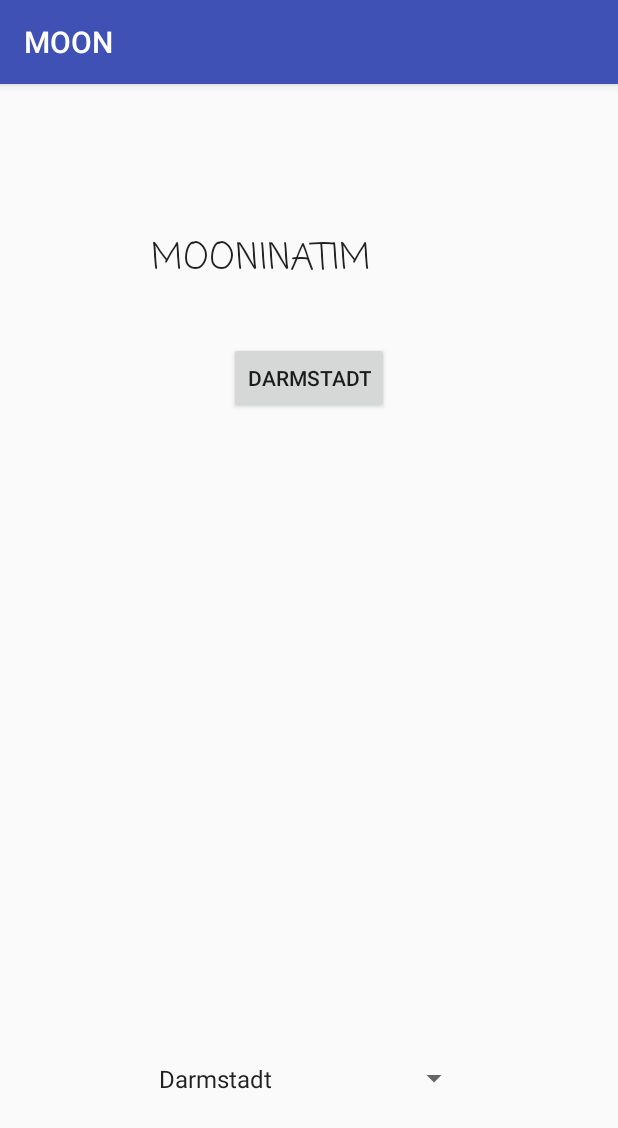
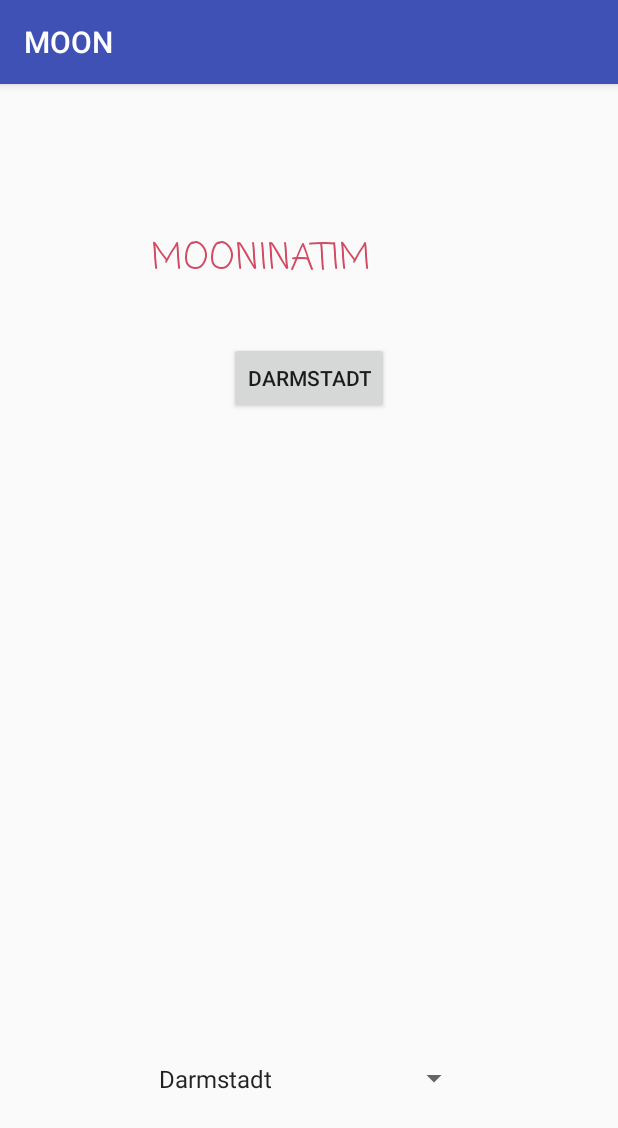
Before and after one commit to happyvany/MOON, an Android app: the screen it shows after launch (MainActivity), on a phone screen of 412 x 824 dp. Shown: the top 1128 px of the screen. Run offline under Robolectric (Android 15) with nearby library versions, the phone set to English and light mode, and no system bars.

```diff
--- a/app/src/main/res/layout/activity_main.xml
+++ b/app/src/main/res/layout/activity_main.xml
@@ -15,6 +15,7 @@
         android:layout_marginTop="98dp"
         android:text="MOONINATIM"
         android:textAppearance="@style/TextAppearance.AppCompat.Body2"
+        android:textColor="@color/MOONINATIMPINK"
         android:textSize="24sp"
         app:fontFamily="casual" />
 
--- a/app/src/main/res/values/colors.xml
+++ b/app/src/main/res/values/colors.xml
@@ -2,5 +2,6 @@
 <resources>
     <color name="colorPrimary">#3F51B5</color>
     <color name="colorPrimaryDark">#303F9F</color>
-    <color name="colorAccent">#FF4081</color>
+    <color name="colorAccent">#ff4081</color>
+    <color name="MOONINATIMPINK">#d24a63</color>
 </resources>
```
